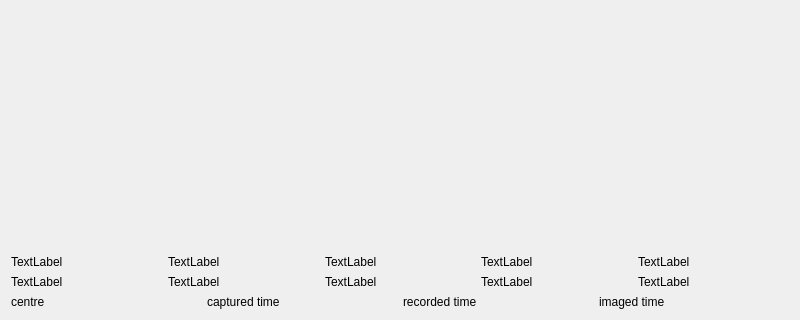
Above: win005.ui from caiks/WBOT02 before the change; both pictures show x 0 to 800 and y 280 to 600 of the 800 by 600 pixel window. Below: the same form after it.
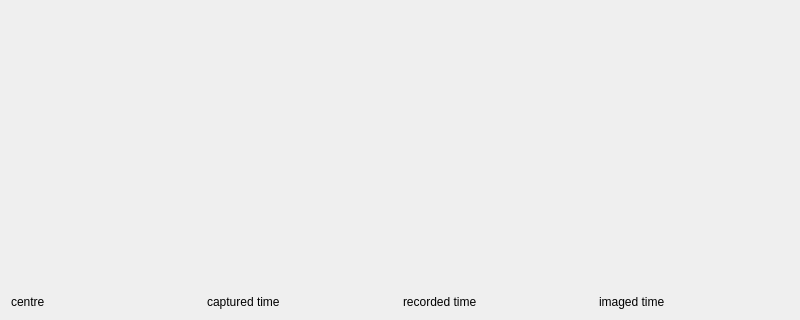
That is the form after the change.

What changed in the file:
```diff
--- a/win005.ui
+++ b/win005.ui
@@ -37,35 +37,35 @@
        <item>
         <widget class="QLabel" name="labelRecord0">
          <property name="text">
-          <string>TextLabel</string>
+          <string/>
          </property>
         </widget>
        </item>
        <item>
         <widget class="QLabel" name="labelRecord1">
          <property name="text">
-          <string>TextLabel</string>
+          <string/>
          </property>
         </widget>
        </item>
        <item>
         <widget class="QLabel" name="labelRecord2">
          <property name="text">
-          <string>TextLabel</string>
+          <string/>
          </property>
         </widget>
        </item>
        <item>
         <widget class="QLabel" name="labelRecord3">
          <property name="text">
-          <string>TextLabel</string>
+          <string/>
          </property>
         </widget>
        </item>
        <item>
         <widget class="QLabel" name="labelRecord4">
          <property name="text">
-          <string>TextLabel</string>
+          <string/>
          </property>
         </widget>
        </item>
@@ -76,35 +76,35 @@
        <item>
         <widget class="QLabel" name="labelEvent0">
          <property name="text">
-          <string>TextLabel</string>
+          <string/>
          </property>
         </widget>
        </item>
        <item>
         <widget class="QLabel" name="labelEvent1">
          <property name="text">
-          <string>TextLabel</string>
+          <string/>
          </property>
         </widget>
        </item>
        <item>
         <widget class="QLabel" name="labelEvent2">
          <property name="text">
-          <string>TextLabel</string>
+          <string/>
          </property>
         </widget>
        </item>
        <item>
         <widget class="QLabel" name="labelEvent3">
          <property name="text">
-          <string>TextLabel</string>
+          <string/>
          </property>
         </widget>
        </item>
        <item>
         <widget class="QLabel" name="labelEvent4">
          <property name="text">
-          <string>TextLabel</string>
+          <string/>
          </property>
         </widget>
        </item>
```
